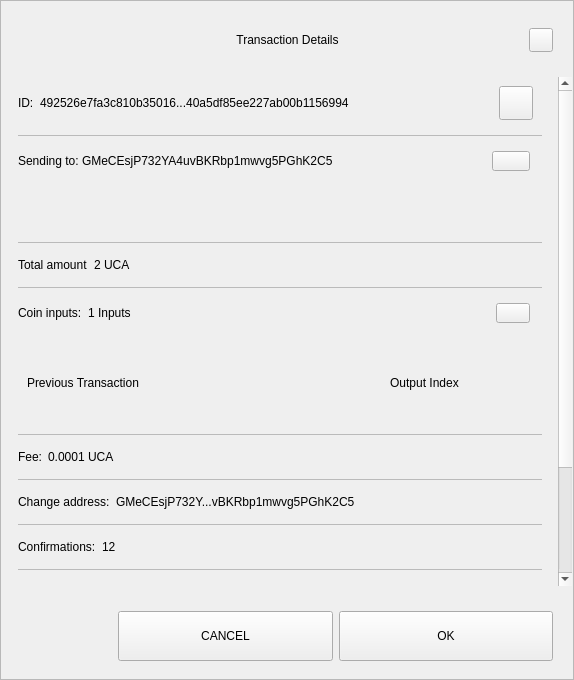
First picture: the form in src/qt/ucacoin/forms/sendconfirmdialog.ui, repository ucacoin/Ucacoin2, before the edit.
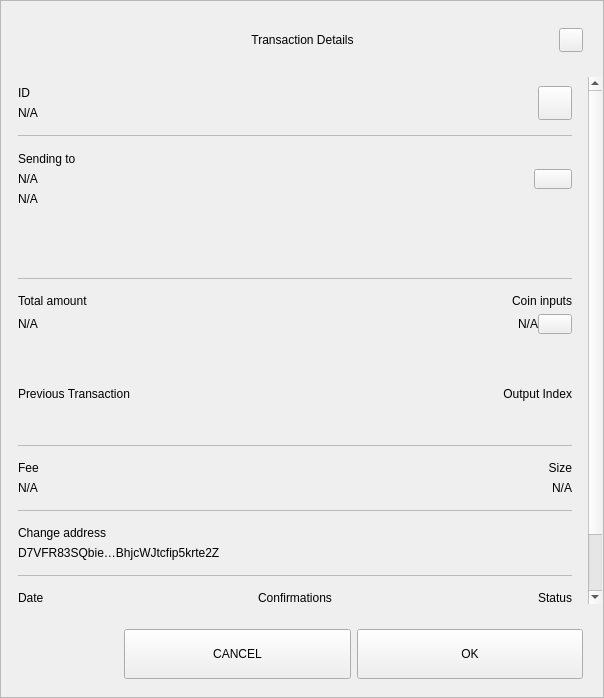
Second picture: the form after the edit.

Patch:
```diff
--- a/src/qt/ucacoin/forms/sendconfirmdialog.ui
+++ b/src/qt/ucacoin/forms/sendconfirmdialog.ui
@@ -6,8 +6,8 @@
    <rect>
     <x>0</x>
     <y>0</y>
-    <width>574</width>
-    <height>680</height>
+    <width>604</width>
+    <height>698</height>
    </rect>
   </property>
   <property name="sizePolicy">
@@ -218,8 +218,8 @@
              <rect>
               <x>0</x>
               <y>0</y>
-              <width>556</width>
-              <height>672</height>
+              <width>586</width>
+              <height>644</height>
              </rect>
             </property>
             <property name="autoFillBackground">
@@ -263,10 +263,15 @@
                 </property>
                 <item>
                  <widget class="QWidget" name="contentID" native="true">
-                  <layout class="QHBoxLayout" name="horizontalLayout_12" stretch="0,1,0">
+                  <layout class="QHBoxLayout" name="horizontalLayout_12" stretch="0,0">
                    <property name="leftMargin">
                     <number>0</number>
                    </property>
+                   <property name="rightMargin">
+                    <number>0</number>
+                   </property>
+                   <item>
+                    <layout class="QVBoxLayout" name="contentID_int">
                    <item>
                     <widget class="QLabel" name="labelId">
                      <property name="maximumSize">
@@ -276,16 +281,18 @@
                       </size>
                      </property>
                      <property name="text">
-                      <string>ID:</string>
+                        <string>ID</string>
                      </property>
                     </widget>
                    </item>
                    <item>
                     <widget class="QLabel" name="textId">
                      <property name="text">
-                      <string>492526e7fa3c810b35016...40a5df85ee227ab00b1156994</string>
-                     </property>
-                    </widget>
+                        <string notr="true">N/A</string>
+                       </property>
+                      </widget>
+                     </item>
+                    </layout>
                    </item>
                    <item>
                     <widget class="QPushButton" name="pushCopy">
@@ -319,7 +326,7 @@
                  </widget>
                 </item>
                 <item>
-                 <widget class="QLabel" name="labelDivider9">
+                 <widget class="QLabel" name="labelDividerID">
                   <property name="maximumSize">
                    <size>
                     <width>16777215</width>
@@ -335,16 +342,36 @@
                  </widget>
                 </item>
                 <item>
-                 <widget class="QWidget" name="contentOutputs" native="true">
-                  <layout class="QHBoxLayout" name="horizontalLayout_11" stretch="0,3,0">
+                 <widget class="QWidget" name="contentOutputsLabel" native="true">
+                  <layout class="QHBoxLayout" name="horizontalLayout_11" stretch="0,0">
                    <property name="spacing">
+                    <number>6</number>
+                   </property>
+                   <property name="leftMargin">
                     <number>0</number>
                    </property>
+                   <property name="topMargin">
+                    <number>9</number>
+                   </property>
+                   <property name="rightMargin">
+                    <number>0</number>
+                   </property>
+                   <property name="bottomMargin">
+                    <number>9</number>
+                   </property>
+                   <item>
+                    <layout class="QVBoxLayout" name="contentOutputsLabel_int">
                    <property name="leftMargin">
                     <number>0</number>
                    </property>
+                     <property name="topMargin">
+                      <number>1</number>
+                     </property>
                    <property name="rightMargin">
-                    <number>12</number>
+                      <number>6</number>
+                     </property>
+                     <property name="bottomMargin">
+                      <number>1</number>
                    </property>
                    <item>
                     <widget class="QLabel" name="labelSend">
@@ -355,16 +382,43 @@
                       </size>
                      </property>
                      <property name="text">
-                      <string>Sending to: </string>
+                        <string>Sending to</string>
+                       </property>
+                      </widget>
+                     </item>
+                     <item>
+                      <widget class="QWidget" name="widget" native="true">
+                       <layout class="QVBoxLayout" name="verticalLayout_6">
+                        <property name="leftMargin">
+                         <number>0</number>
+                        </property>
+                        <property name="topMargin">
+                         <number>0</number>
+                        </property>
+                        <property name="rightMargin">
+                         <number>0</number>
+                        </property>
+                        <property name="bottomMargin">
+                         <number>0</number>
+                        </property>
+                        <item>
+                         <widget class="QLabel" name="textSendLabel">
+                          <property name="text">
+                           <string notr="true">N/A</string>
                      </property>
                     </widget>
                    </item>
                    <item>
                     <widget class="QLabel" name="textSend">
                      <property name="text">
-                      <string>GMeCEsjP732YA4uvBKRbp1mwvg5PGhK2C5 </string>
-                     </property>
-                    </widget>
+                           <string notr="true">N/A</string>
+                          </property>
+                         </widget>
+                        </item>
+                       </layout>
+                      </widget>
+                     </item>
+                    </layout>
                    </item>
                    <item>
                     <widget class="QPushButton" name="pushOutputs">
@@ -415,7 +469,7 @@
                     <rect>
                      <x>0</x>
                      <y>0</y>
-                     <width>522</width>
+                     <width>552</width>
                      <height>48</height>
                     </rect>
                    </property>
@@ -428,7 +482,7 @@
                  </widget>
                 </item>
                 <item>
-                 <widget class="QLabel" name="labelDivider8">
+                 <widget class="QLabel" name="labelDividerOutputs">
                   <property name="maximumSize">
                    <size>
                     <width>16777215</width>
@@ -444,12 +498,31 @@
                  </widget>
                 </item>
                 <item>
-                 <widget class="QWidget" name="contentAmount" native="true">
-                  <layout class="QHBoxLayout" name="horizontalLayout_4" stretch="0,1">
+                 <widget class="QWidget" name="gridAmounts" native="true">
+                  <layout class="QGridLayout" name="contentAmountInputs">
                    <property name="leftMargin">
                     <number>0</number>
                    </property>
-                   <item>
+                   <property name="topMargin">
+                    <number>9</number>
+                   </property>
+                   <property name="rightMargin">
+                    <number>0</number>
+                   </property>
+                   <property name="bottomMargin">
+                    <number>9</number>
+                   </property>
+                   <property name="horizontalSpacing">
+                    <number>12</number>
+                   </property>
+                   <item row="1" column="0">
+                    <widget class="QLabel" name="textAmount">
+                     <property name="text">
+                      <string notr="true">N/A</string>
+                     </property>
+                    </widget>
+                   </item>
+                   <item row="0" column="0">
                     <widget class="QLabel" name="labelAmount">
                      <property name="maximumSize">
                       <size>
@@ -462,42 +535,7 @@
                      </property>
                     </widget>
                    </item>
-                   <item>
-                    <widget class="QLabel" name="textAmount">
-                     <property name="text">
-                      <string>2 UCA</string>
-                     </property>
-                    </widget>
-                   </item>
-                  </layout>
-                 </widget>
-                </item>
-                <item>
-                 <widget class="QLabel" name="labelDivider6">
-                  <property name="maximumSize">
-                   <size>
-                    <width>16777215</width>
-                    <height>1</height>
-                   </size>
-                  </property>
-                  <property name="styleSheet">
-                   <string notr="true">background-color:#bababa;</string>
-                  </property>
-                  <property name="text">
-                   <string/>
-                  </property>
-                 </widget>
-                </item>
-                <item>
-                 <widget class="QWidget" name="contentInputs" native="true">
-                  <layout class="QHBoxLayout" name="horizontalLayout" stretch="0,2,0">
-                   <property name="leftMargin">
-                    <number>0</number>
-                   </property>
-                   <property name="rightMargin">
-                    <number>12</number>
-                   </property>
-                   <item>
+                   <item row="0" column="3">
                     <widget class="QLabel" name="labelInputs">
                      <property name="sizePolicy">
                       <sizepolicy hsizetype="Minimum" vsizetype="Preferred">
@@ -512,14 +550,22 @@
                       </size>
                      </property>
                      <property name="text">
-                      <string>Coin inputs:</string>
+                      <string>Coin inputs</string>
+                     </property>
+                     <property name="alignment">
+                      <set>Qt::AlignRight|Qt::AlignTrailing|Qt::AlignVCenter</set>
                      </property>
                     </widget>
                    </item>
+                   <item row="1" column="3">
+                    <layout class="QHBoxLayout" name="horizontalLayout">
                    <item>
                     <widget class="QLabel" name="textInputs">
                      <property name="text">
-                      <string>1 Inputs</string>
+                        <string notr="true">N/A</string>
+                       </property>
+                       <property name="alignment">
+                        <set>Qt::AlignRight|Qt::AlignTrailing|Qt::AlignVCenter</set>
                      </property>
                     </widget>
                    </item>
@@ -534,6 +580,9 @@
                      <property name="focusPolicy">
                       <enum>Qt::NoFocus</enum>
                      </property>
+                       <property name="layoutDirection">
+                        <enum>Qt::LeftToRight</enum>
+                       </property>
                      <property name="styleSheet">
                       <string notr="true"/>
                      </property>
@@ -541,6 +590,8 @@
                       <string/>
                      </property>
                     </widget>
+                     </item>
+                    </layout>
                    </item>
                   </layout>
                  </widget>
@@ -559,13 +610,41 @@
                     <height>90</height>
                    </size>
                   </property>
-                  <layout class="QGridLayout" name="gridLayoutInput" columnstretch="5,2" rowminimumheight="0">
+                  <property name="lineWidth">
+                   <number>0</number>
+                  </property>
+                  <layout class="QGridLayout" name="gridLayoutInput" columnstretch="5,0">
                    <property name="sizeConstraint">
                     <enum>QLayout::SetMaximumSize</enum>
                    </property>
+                   <property name="leftMargin">
+                    <number>0</number>
+                   </property>
+                   <property name="rightMargin">
+                    <number>0</number>
+                   </property>
                    <property name="verticalSpacing">
                     <number>0</number>
                    </property>
+                   <item row="0" column="1">
+                    <widget class="QLabel" name="labelOutputIndex">
+                     <property name="layoutDirection">
+                      <enum>Qt::LeftToRight</enum>
+                     </property>
+                     <property name="text">
+                      <string>Output Index</string>
+                     </property>
+                     <property name="textFormat">
+                      <enum>Qt::AutoText</enum>
+                     </property>
+                     <property name="alignment">
+                      <set>Qt::AlignRight|Qt::AlignTrailing|Qt::AlignVCenter</set>
+                     </property>
+                     <property name="margin">
+                      <number>0</number>
+                     </property>
+                    </widget>
+                   </item>
                    <item row="0" column="0" alignment="Qt::AlignLeft">
                     <widget class="QLabel" name="labelTitlePrevTx">
                      <property name="text">
@@ -573,21 +652,11 @@
                      </property>
                     </widget>
                    </item>
-                   <item row="0" column="1" alignment="Qt::AlignLeft">
-                    <widget class="QLabel" name="labelOutputIndex">
-                     <property name="text">
-                      <string>Output Index</string>
-                     </property>
-                     <property name="alignment">
-                      <set>Qt::AlignCenter</set>
-                     </property>
-                    </widget>
-                   </item>
                   </layout>
                  </widget>
                 </item>
                 <item>
-                 <widget class="QLabel" name="labelDivider1">
+                 <widget class="QLabel" name="labelDividerPrevtx">
                   <property name="maximumSize">
                    <size>
                     <width>16777215</width>
@@ -603,9 +672,19 @@
                  </widget>
                 </item>
                 <item>
-                 <widget class="QWidget" name="contentFee" native="true">
-                  <layout class="QHBoxLayout" name="horizontalLayout_7" stretch="0,1">
-                   <property name="leftMargin">
+                 <layout class="QHBoxLayout" name="contentFeeSize">
+                  <property name="topMargin">
+                   <number>9</number>
+                  </property>
+                  <property name="bottomMargin">
+                   <number>9</number>
+                  </property>
+                  <item>
+                   <layout class="QVBoxLayout" name="contentFee">
+                    <property name="topMargin">
+                     <number>0</number>
+                    </property>
+                    <property name="bottomMargin">
                     <number>0</number>
                    </property>
                    <item>
@@ -617,22 +696,64 @@
                       </size>
                      </property>
                      <property name="text">
-                      <string>Fee:</string>
+                       <string>Fee</string>
                      </property>
                     </widget>
                    </item>
                    <item>
                     <widget class="QLabel" name="textFee">
                      <property name="text">
-                      <string>0.0001 UCA</string>
+                       <string notr="true">N/A</string>
                      </property>
                     </widget>
                    </item>
                   </layout>
+                  </item>
+                  <item>
+                   <widget class="QWidget" name="contentSize" native="true">
+                    <layout class="QVBoxLayout" name="contentSize_layout">
+                     <property name="topMargin">
+                      <number>0</number>
+                     </property>
+                     <property name="rightMargin">
+                      <number>0</number>
+                     </property>
+                     <property name="bottomMargin">
+                      <number>0</number>
+                     </property>
+                     <item>
+                      <widget class="QLabel" name="labelSize">
+                       <property name="maximumSize">
+                        <size>
+                         <width>16777215</width>
+                         <height>16777215</height>
+                        </size>
+                       </property>
+                       <property name="text">
+                        <string>Size</string>
+                       </property>
+                       <property name="alignment">
+                        <set>Qt::AlignRight|Qt::AlignTrailing|Qt::AlignVCenter</set>
+                       </property>
                  </widget>
                 </item>
                 <item>
-                 <widget class="QLabel" name="labelDivider2">
+                      <widget class="QLabel" name="textSize">
+                       <property name="text">
+                        <string notr="true">N/A</string>
+                       </property>
+                       <property name="alignment">
+                        <set>Qt::AlignRight|Qt::AlignTrailing|Qt::AlignVCenter</set>
+                       </property>
+                      </widget>
+                     </item>
+                    </layout>
+                   </widget>
+                  </item>
+                 </layout>
+                </item>
+                <item>
+                 <widget class="QLabel" name="labelDividerFeeSize">
                   <property name="maximumSize">
                    <size>
                     <width>16777215</width>
@@ -649,10 +770,19 @@
                 </item>
                 <item>
                  <widget class="QWidget" name="contentChangeAddress" native="true">
-                  <layout class="QHBoxLayout" name="horizontalLayout_6" stretch="0,1">
+                  <layout class="QVBoxLayout" name="contentChangeAddress_layout">
                    <property name="leftMargin">
                     <number>0</number>
                    </property>
+                   <property name="topMargin">
+                    <number>9</number>
+                   </property>
+                   <property name="rightMargin">
+                    <number>0</number>
+                   </property>
+                   <property name="bottomMargin">
+                    <number>9</number>
+                   </property>
                    <item>
                     <widget class="QLabel" name="labelChange">
                      <property name="maximumSize">
@@ -662,14 +792,14 @@
                       </size>
                      </property>
                      <property name="text">
-                      <string>Change address:</string>
+                      <string>Change address</string>
                      </property>
                     </widget>
                    </item>
                    <item>
                     <widget class="QLabel" name="textChange">
                      <property name="text">
-                      <string>GMeCEsjP732Y...vBKRbp1mwvg5PGhK2C5 </string>
+                      <string>D7VFR83SQbie…BhjcWJtcfip5krte2Z </string>
                      </property>
                     </widget>
                    </item>
@@ -677,7 +807,7 @@
                  </widget>
                 </item>
                 <item>
-                 <widget class="QLabel" name="labelDivider4">
+                 <widget class="QLabel" name="labelDividerChange">
                   <property name="maximumSize">
                    <size>
                     <width>16777215</width>
@@ -693,12 +823,25 @@
                  </widget>
                 </item>
                 <item>
-                 <widget class="QWidget" name="contentConfirmations" native="true">
-                  <layout class="QHBoxLayout" name="horizontalLayout_8" stretch="0,1">
+                 <widget class="QWidget" name="gridConfDateStatus" native="true">
+                  <layout class="QGridLayout" name="contentConfDateStatus">
                    <property name="leftMargin">
                     <number>0</number>
                    </property>
-                   <item>
+                   <property name="rightMargin">
+                    <number>0</number>
+                   </property>
+                   <item row="1" column="3">
+                    <widget class="QLabel" name="textStatus">
+                     <property name="text">
+                      <string>Spendable</string>
+                     </property>
+                     <property name="alignment">
+                      <set>Qt::AlignRight|Qt::AlignTrailing|Qt::AlignVCenter</set>
+                     </property>
+                    </widget>
+                   </item>
+                   <item row="0" column="1">
                     <widget class="QLabel" name="labelConfirmations">
                      <property name="maximumSize">
                       <size>
@@ -707,88 +850,40 @@
                       </size>
                      </property>
                      <property name="text">
-                      <string>Confirmations:</string>
+                      <string>Confirmations</string>
                      </property>
+                     <property name="alignment">
+                      <set>Qt::AlignCenter</set>
+                     </property>
                     </widget>
                    </item>
-                   <item>
+                   <item row="0" column="3">
+                    <widget class="QLabel" name="labelStatus">
+                     <property name="maximumSize">
+                      <size>
+                       <width>16777215</width>
+                       <height>16777215</height>
+                      </size>
+                     </property>
+                     <property name="text">
+                      <string>Status</string>
+                     </property>
+                     <property name="alignment">
+                      <set>Qt::AlignRight|Qt::AlignTrailing|Qt::AlignVCenter</set>
+                     </property>
+                    </widget>
+                   </item>
+                   <item row="1" column="1">
                     <widget class="QLabel" name="textConfirmations">
                      <property name="text">
-                      <string>12</string>
+                      <string notr="true">N/A</string>
                      </property>
-                    </widget>
-                   </item>
-                  </layout>
-                 </widget>
-                </item>
-                <item>
-                 <widget class="QLabel" name="labelDivider7">
-                  <property name="maximumSize">
-                   <size>
-                    <width>16777215</width>
-                    <height>1</height>
-                   </size>
-                  </property>
-                  <property name="styleSheet">
-                   <string notr="true">background-color:#bababa;</string>
-                  </property>
-                  <property name="text">
-                   <string/>
-                  </property>
-                 </widget>
-                </item>
-                <item>
-                 <widget class="QWidget" name="contentSize" native="true">
-                  <layout class="QHBoxLayout" name="horizontalLayout_9" stretch="0,1">
-                   <property name="leftMargin">
-                    <number>0</number>
-                   </property>
-                   <item>
-                    <widget class="QLabel" name="labelSize">
-                     <property name="maximumSize">
-                      <size>
-                       <width>16777215</width>
-                       <height>16777215</height>
-                      </size>
-                     </property>
-                     <property name="text">
-                      <string>Size:</string>
-                     </property>
-                    </widget>
-                   </item>
-                   <item>
-                    <widget class="QLabel" name="textSize">
-                     <property name="text">
-                      <string>2 kB</string>
-                     </property>
-                    </widget>
-                   </item>
-                  </layout>
-                 </widget>
-                </item>
-                <item>
-                 <widget class="QLabel" name="labelDivider3">
-                  <property name="maximumSize">
-                   <size>
-                    <width>16777215</width>
-                    <height>1</height>
-                   </size>
-                  </property>
-                  <property name="styleSheet">
-                   <string notr="true">background-color:#bababa;</string>
-                  </property>
-                  <property name="text">
-                   <string/>
-                  </property>
-                 </widget>
-                </item>
-                <item>
-                 <widget class="QWidget" name="contentDate" native="true">
-                  <layout class="QHBoxLayout" name="horizontalLayout_5" stretch="0,1">
-                   <property name="leftMargin">
-                    <number>0</number>
-                   </property>
-                   <item>
+                     <property name="alignment">
+                      <set>Qt::AlignCenter</set>
+                     </property>
+                    </widget>
+                   </item>
+                   <item row="0" column="0">
                     <widget class="QLabel" name="labelDate">
                      <property name="maximumSize">
                       <size>
@@ -797,22 +892,28 @@
                       </size>
                      </property>
                      <property name="text">
-                      <string>Date:</string>
+                      <string>Date</string>
+                     </property>
+                     <property name="alignment">
+                      <set>Qt::AlignLeading|Qt::AlignLeft|Qt::AlignVCenter</set>
                      </property>
                     </widget>
                    </item>
-                   <item>
+                   <item row="1" column="0">
                     <widget class="QLabel" name="textDate">
                      <property name="text">
                       <string>May 25, 2017</string>
                      </property>
+                     <property name="alignment">
+                      <set>Qt::AlignLeading|Qt::AlignLeft|Qt::AlignVCenter</set>
+                     </property>
                     </widget>
                    </item>
                   </layout>
                  </widget>
                 </item>
                 <item>
-                 <widget class="QLabel" name="labelDivider5">
+                 <widget class="QLabel" name="labelDividerConfs">
                   <property name="maximumSize">
                    <size>
                     <width>16777215</width>
@@ -827,35 +928,6 @@
                   </property>
                  </widget>
                 </item>
-                <item>
-                 <widget class="QWidget" name="contentStatus" native="true">
-                  <layout class="QHBoxLayout" name="horizontalLayout_10" stretch="0,1">
-                   <property name="leftMargin">
-                    <number>0</number>
-                   </property>
-                   <item>
-                    <widget class="QLabel" name="labelStatus">
-                     <property name="maximumSize">
-                      <size>
-                       <width>16777215</width>
-                       <height>16777215</height>
-                      </size>
-                     </property>
-                     <property name="text">
-                      <string>Status:</string>
-                     </property>
-                    </widget>
-                   </item>
-                   <item>
-                    <widget class="QLabel" name="textStatus">
-                     <property name="text">
-                      <string>Spendable</string>
-                     </property>
-                    </widget>
-                   </item>
-                  </layout>
-                 </widget>
-                </item>
                 <item>
                  <spacer name="verticalSpacer_2">
                   <property name="orientation">
```
Lines whose indentation alone changed are shown as unchanged.
